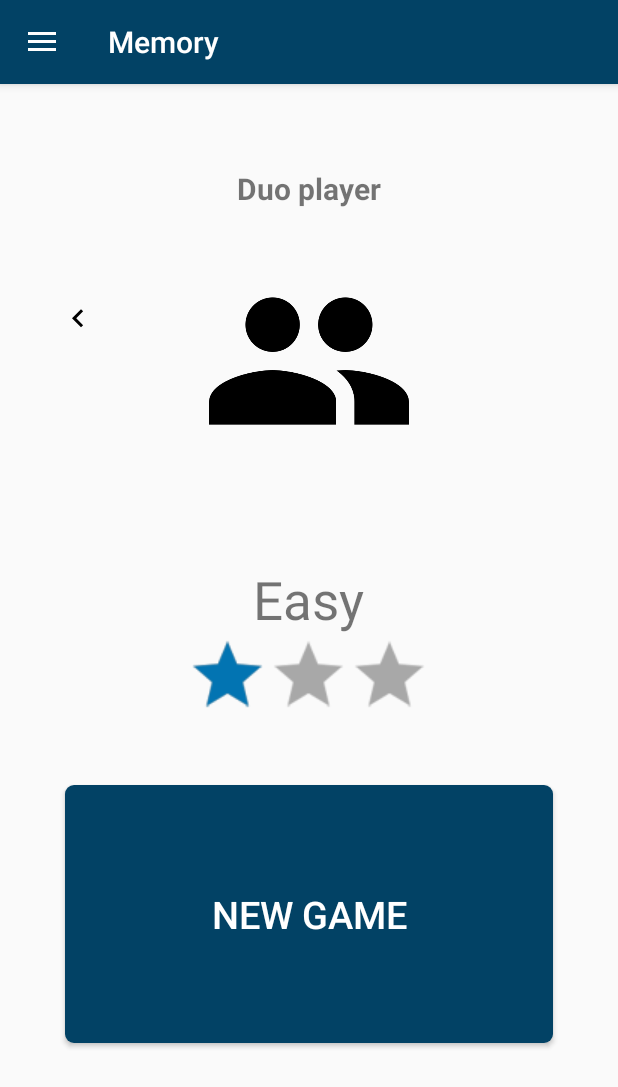
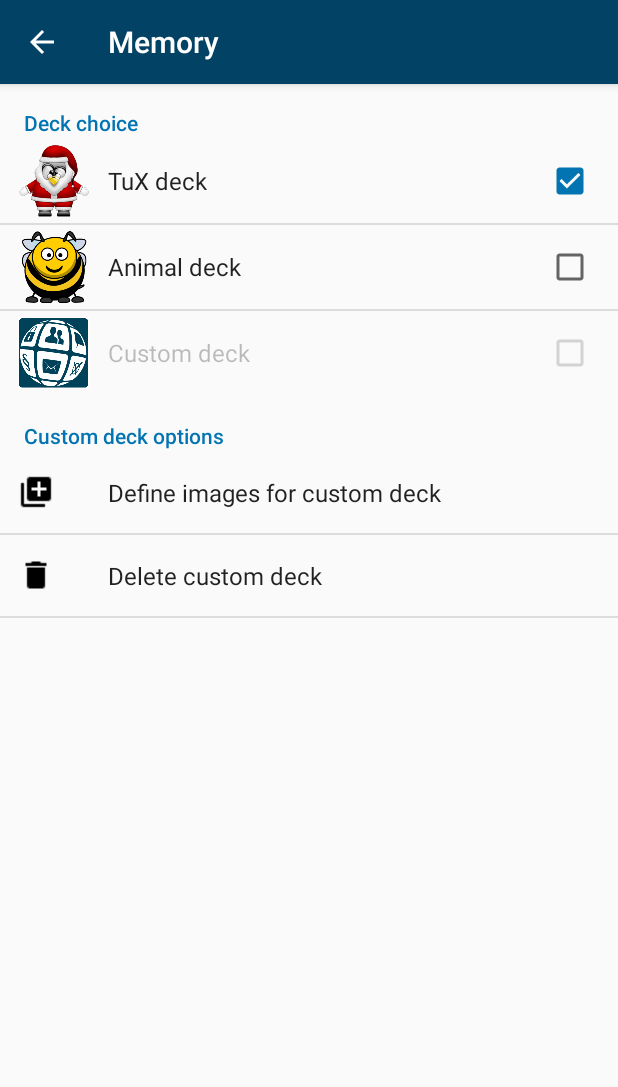
Before and after one commit to SecUSo/privacy-friendly-memo-game, an Android app: the screen it shows after launch (MainActivity before the commit, DeckChoiceActivity after it), in the side drawer, after a tap on "Deck choice", on a phone screen of 412 x 824 dp. Shown: the top 1087 px of the screen. Run offline under Robolectric (Android 15) with nearby library versions, the phone set to English and light mode, and no system bars.

Commit message:
add and integrate "deck choice" menu page, custom deck options not implemented properly yet

```diff
--- a/app/src/main/AndroidManifest.xml
+++ b/app/src/main/AndroidManifest.xml
@@ -21,6 +21,7 @@
         <activity android:name=".navigation.AboutActivity" />
         <activity android:name=".navigation.HelpActivity" />
         <activity android:name=".navigation.HighscoreActivity" />
+        <activity android:name=".navigation.DeckChoiceActivity" />
         <activity android:name=".MemoryActivity"
                   android:label="@string/app_name"
                   android:theme="@style/AppTheme.NoActionBar"
--- a/app/src/main/java/org/secuso/privacyfriendlymemory/ui/AppCompatDrawerActivity.java
+++ b/app/src/main/java/org/secuso/privacyfriendlymemory/ui/AppCompatDrawerActivity.java
@@ -12,6 +12,7 @@ import android.view.MenuItem;
 import android.view.WindowManager;
 
 import org.secuso.privacyfriendlymemory.ui.navigation.AboutActivity;
+import org.secuso.privacyfriendlymemory.ui.navigation.DeckChoiceActivity;
 import org.secuso.privacyfriendlymemory.ui.navigation.HelpActivity;
 import org.secuso.privacyfriendlymemory.ui.navigation.HighscoreActivity;
 
@@ -51,12 +52,15 @@ public abstract class AppCompatDrawerActivity extends AppCompatActivity implemen
         switch (id) {
             case R.id.menu_highscore:
                 intent = new Intent(this, HighscoreActivity.class);
-                intent.putExtra(HelpActivity.EXTRA_SHOW_FRAGMENT, HighscoreActivity.HelpFragment.class.getName());
-                intent.putExtra(HelpActivity.EXTRA_NO_HEADERS, true);
+                intent.putExtra(DeckChoiceActivity.EXTRA_SHOW_FRAGMENT, HighscoreActivity.HelpFragment.class.getName());
+                intent.putExtra(DeckChoiceActivity.EXTRA_NO_HEADERS, true);
                 break;
             case R.id.menu_statistics:
                 break;
             case R.id.menu_settings:
+                intent = new Intent(this, DeckChoiceActivity.class);
+                intent.putExtra(DeckChoiceActivity.EXTRA_SHOW_FRAGMENT, DeckChoiceActivity.HelpFragment.class.getName());
+                intent.putExtra(DeckChoiceActivity.EXTRA_NO_HEADERS, true);
                 break;
             case R.id.menu_help:
                 intent = new Intent(this, HelpActivity.class);
--- a/app/src/main/java/org/secuso/privacyfriendlymemory/ui/MainActivity.java
+++ b/app/src/main/java/org/secuso/privacyfriendlymemory/ui/MainActivity.java
@@ -118,8 +118,7 @@ public class MainActivity extends AppCompatDrawerActivity {
                 Intent intent = new Intent(this, MemoryActivity.class);
                 intent.putExtra(Constants.GAME_MODE, memoryMode);
                 intent.putExtra(Constants.GAME_DIFFICULTY, memoryDifficulty);
-                int selectedCardDesign = 2; // use deck 2 to test
-                //int selectedCardDesign = preferences.getInt(Constants.SELECTED_CARD_DESIGN, 1);
+                int selectedCardDesign = preferences.getInt(Constants.SELECTED_CARD_DESIGN, 1);
                 CardDesign cardDesign =  CardDesign.get(selectedCardDesign);
                 intent.putExtra(Constants.CARD_DESIGN, cardDesign);
                 startActivity(intent);
--- /dev/null
+++ b/app/src/main/java/org/secuso/privacyfriendlymemory/ui/navigation/DeckChoiceActivity.java
@@ -0,0 +1,219 @@
+package org.secuso.privacyfriendlymemory.ui.navigation;
+
+
+import android.annotation.TargetApi;
+import android.content.Context;
+import android.content.SharedPreferences;
+import android.content.res.Configuration;
+import android.os.Build;
+import android.os.Bundle;
+import android.preference.CheckBoxPreference;
+import android.preference.Preference;
+import android.preference.PreferenceFragment;
+import android.preference.PreferenceManager;
+import android.support.v7.app.ActionBar;
+import android.util.Log;
+import android.view.MenuItem;
+
+import org.secuso.privacyfriendlymemory.Constants;
+import org.secuso.privacyfriendlymemory.model.CardDesign;
+import org.secuso.privacyfriendlymemory.ui.AppCompatPreferenceActivity;
+import org.secuso.privacyfriendlymemory.ui.R;
+
+import java.util.HashSet;
+import java.util.LinkedList;
+import java.util.List;
+import java.util.Set;
+
+public class DeckChoiceActivity extends AppCompatPreferenceActivity {
+
+
+    @Override
+    protected void onCreate(Bundle savedInstanceState) {
+        super.onCreate(savedInstanceState);
+        setupActionBar();
+    }
+    /**
+     * Set up the {@link android.app.ActionBar}, if the API is available.
+     */
+    private void setupActionBar() {
+        ActionBar actionBar = getSupportActionBar();
+        if (actionBar != null) {
+            // Show the Up button in the action bar.
+            actionBar.setDisplayHomeAsUpEnabled(true);
+        }
+    }
+
+
+    @Override
+    public boolean onOptionsItemSelected(MenuItem item) {
+        int id = item.getItemId();
+        switch(id) {
+            case android.R.id.home:
+                finish();
+                return true;
+        }
+        return super.onOptionsItemSelected(item);
+    }
+
+
+    /**
+     * {@inheritDoc}
+     */
+    @Override
+    public boolean onIsMultiPane() {
+        return isXLargeTablet(this);
+    }
+
+    /**
+     * Helper method to determine if the device has an extra-large screen. For
+     * example, 10" tablets are extra-large.
+     */
+    private static boolean isXLargeTablet(Context context) {
+        return (context.getResources().getConfiguration().screenLayout
+                & Configuration.SCREENLAYOUT_SIZE_MASK) >= Configuration.SCREENLAYOUT_SIZE_XLARGE;
+    }
+
+    /**
+     * {@inheritDoc}
+     */
+    @Override
+    @TargetApi(Build.VERSION_CODES.HONEYCOMB)
+    public void onBuildHeaders(List<Header> target) {
+        loadHeadersFromResource(R.xml.pref_deckchoice_headers, target);
+    }
+
+    /**
+     * This method stops fragment injection in malicious applications.
+     * Make sure to deny any unknown fragments here.
+     */
+    protected boolean isValidFragment(String fragmentName) {
+        return PreferenceFragment.class.getName().equals(fragmentName)
+                || HelpFragment.class.getName().equals(fragmentName);
+    }
+
+    /**
+     * This fragment shows general preferences only. It is used when the
+     * activity is showing a two-pane settings UI.
+     */
+    @TargetApi(Build.VERSION_CODES.HONEYCOMB)
+    public static class HelpFragment extends PreferenceFragment implements Preference.OnPreferenceClickListener{
+
+        private SharedPreferences sharedPreferences = null;
+        private List<CheckBoxPreference> checkBoxes = new LinkedList<>();
+
+        private CheckBoxPreference firstBox = null;
+        private CheckBoxPreference secondBox = null;
+        private CheckBoxPreference thirdBox = null;
+
+        @Override
+        public void onCreate(Bundle savedInstanceState) {
+            super.onCreate(savedInstanceState);
+            addPreferencesFromResource(R.xml.pref_deckchoice_general);
+            sharedPreferences = PreferenceManager.getDefaultSharedPreferences(this.getActivity().getApplicationContext());
+            setupCheckboxes();
+            setupSelection();
+            createOptionsItemListener();
+        }
+
+        @Override
+        public boolean onPreferenceClick(Preference preference) {
+            saveSelectedCardDesign(preference.getKey());
+            setupSelection();
+            return true;
+        }
+
+        private void createOptionsItemListener(){
+            Preference setCustomDeckPreference = findPreference("set_custom_deck");
+            Preference resetCustomDeckPreference = findPreference("reset_custom_deck");
+
+            setCustomDeckPreference.setOnPreferenceClickListener(new Preference.OnPreferenceClickListener() {
+
+                @Override
+                public boolean onPreferenceClick(Preference preference) {
+                    Set<String> dummyUris = new HashSet<String>();
+                    for(int i = 0; i <= 100; i++){
+                        dummyUris.add(String.valueOf(i));
+                    }
+                    sharedPreferences.edit().putStringSet(Constants.CUSTOM_CARDS_URIS, dummyUris).commit();
+                    thirdBox.setEnabled(true);
+                    return true;
+                }
+            });
+
+            resetCustomDeckPreference.setOnPreferenceClickListener(new Preference.OnPreferenceClickListener(){
+                @Override
+                public boolean onPreferenceClick(Preference preference) {
+                    sharedPreferences.edit().putStringSet(Constants.CUSTOM_CARDS_URIS, new HashSet<String>()).commit();
+                    // refresh selection after custom images are deleted in case of the custom deck was selected
+                    if(thirdBox.isChecked()){
+                        saveSelectedCardDesign("deck1_key");
+                    }
+                    setupSelection();
+                    return true;
+                }
+            });
+
+        }
+
+        private void setupCheckboxes(){
+            firstBox = (CheckBoxPreference) findPreference("deck1_key");
+            secondBox = (CheckBoxPreference) findPreference("deck2_key");
+            thirdBox = (CheckBoxPreference) findPreference(("custom_deck_key")) ;
+            checkBoxes.add(firstBox);
+            checkBoxes.add(secondBox);
+            checkBoxes.add(thirdBox);
+            for(CheckBoxPreference checkbox : checkBoxes){
+                checkbox.setOnPreferenceClickListener(this);
+            }
+        }
+
+        private void setupSelection(){
+            CardDesign selectedDesign = CardDesign.get(sharedPreferences.getInt(Constants.SELECTED_CARD_DESIGN, 1));
+            Set<String> selectedCustomImages = sharedPreferences.getStringSet(Constants.CUSTOM_CARDS_URIS, new HashSet<String>());
+            if(selectedCustomImages.isEmpty()) {
+                thirdBox.setEnabled(false);
+            }
+
+            switch(selectedDesign){
+                case FIRST:
+                    firstBox.setChecked(true);
+                    secondBox.setChecked(false);
+                    thirdBox.setChecked(false);
+                    break;
+                case SECOND:
+                    firstBox.setChecked(false);
+                    secondBox.setChecked(true);
+                    thirdBox.setChecked(false);
+                    break;
+                case CUSTOM:
+                    if(selectedCustomImages.isEmpty()) {
+                        firstBox.setChecked(true);
+                        secondBox.setChecked(false);
+                        thirdBox.setChecked(false);
+                    }else{
+                        firstBox.setChecked(false);
+                        secondBox.setChecked(false);
+                        thirdBox.setChecked(true);
+                    }
+                    break;
+            }
+        }
+
+        private void saveSelectedCardDesign(String checkboxKey){
+            int cardDesignValue = 1;
+            switch(checkboxKey){
+                case "deck1_key":
+                    cardDesignValue = 1;
+                    break;
+                case "deck2_key":
+                    cardDesignValue = 2;
+                    break;
+                case "custom_deck_key":
+                    cardDesignValue = 3;
+                    break;
+            }
+            sharedPreferences.edit().putInt(Constants.SELECTED_CARD_DESIGN, cardDesignValue).commit();
+        }
+    }
+}
--- a/app/src/main/res/menu/menu_drawer.xml
+++ b/app/src/main/res/menu/menu_drawer.xml
@@ -6,7 +6,7 @@
             android:title="@string/menu_highscore" />
     </group>
     <group android:id="@+id/group2">
-        <item android:id="@+id/menu_statistics" android:icon="@android:drawable/ic_menu_myplaces"
+        <item android:id="@+id/menu_statistics" android:icon="@android:drawable/ic_menu_report_image"
             android:title="@string/menu_statistics" />
     </group>
     <group android:id="@+id/group3">
--- a/app/src/main/res/values/strings.xml
+++ b/app/src/main/res/values/strings.xml
@@ -16,6 +16,11 @@
 
     <!-- menu drawer highscore -->
     <string name="reset_highscore">Reset all</string>
+
+    <!-- menu drawer deck choice -->
+    <string name="custom_deck_options">Custom deck options</string>
+    <string name="set_custom_deck">Define images for custom deck</string>
+    <string name="reset_custom_deck">Delete custom deck</string>
 
     <string name="navigation_drawer_open" translatable="false">Open navigation drawer</string>
     <string name="navigation_drawer_close" translatable="false">Close navigation drawer</string>
--- /dev/null
+++ b/app/src/main/res/xml/pref_deckchoice_general.xml
@@ -0,0 +1,33 @@
+<PreferenceScreen xmlns:android="http://schemas.android.com/apk/res/android" android:fragment="org.secuso.privacyfriendlymemory.ui.navigation.DeckChoiceActivity$HelpFragment">
+
+
+    <PreferenceCategory android:title="@string/menu_settings">
+        <CheckBoxPreference
+            android:title="TuX deck"
+            android:defaultValue="true"
+            android:icon="@drawable/set1card1"
+            android:key="deck1_key" />
+        <CheckBoxPreference
+            android:title="Animal deck"
+            android:defaultValue="false"
+            android:icon="@drawable/set2card3"
+            android:key="deck2_key" />
+        <CheckBoxPreference
+            android:title="Custom deck"
+            android:defaultValue="false"
+            android:icon="@drawable/secuso_not_found"
+            android:key="custom_deck_key" />
+    </PreferenceCategory>
+
+    <PreferenceCategory android:title="@string/custom_deck_options">
+        <Preference android:title="@string/set_custom_deck"
+            android:key="set_custom_deck"
+            android:icon="@drawable/ic_add_to_photos_black_24dp"
+            android:selectable="true" />
+        <Preference android:title="@string/reset_custom_deck"
+            android:key="reset_custom_deck"
+            android:icon="@drawable/ic_delete_black_24dp"
+            android:selectable="true" />
+    </PreferenceCategory>
+
+</PreferenceScreen>
--- /dev/null
+++ b/app/src/main/res/xml/pref_deckchoice_headers.xml
@@ -0,0 +1,8 @@
+<preference-headers xmlns:android="http://schemas.android.com/apk/res/android">
+
+    <!-- These settings headers are only used on tablets. -->
+
+    <header android:fragment="org.secuso.privacyfriendlymemory.ui.navigation.DeckChoiceActivity$HelpFragment"
+        android:title="@string/menu_settings" />
+
+</preference-headers>
```
Also changed, not shown: app/src/main/res/drawable/ic_add_to_photos_black_24dp.png (added), app/src/main/res/drawable/ic_delete_black_24dp.png (added).
